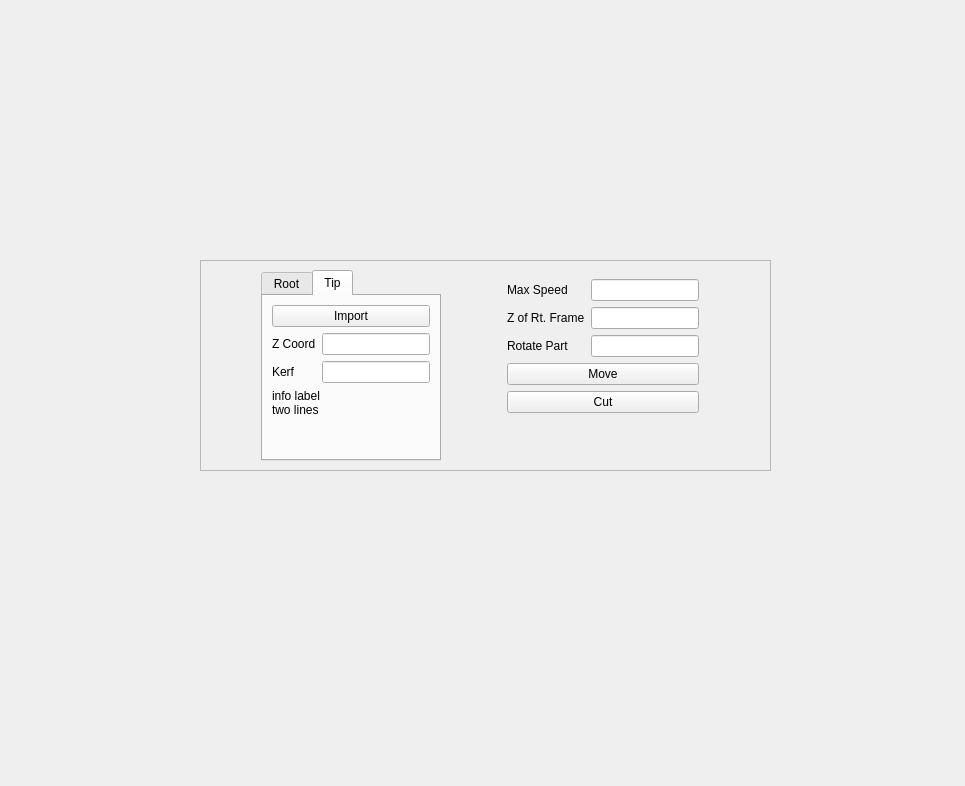
This is gui/playing.ui in mschafer/foamcut as Qt 5 draws it before an edit. The edited form follows.
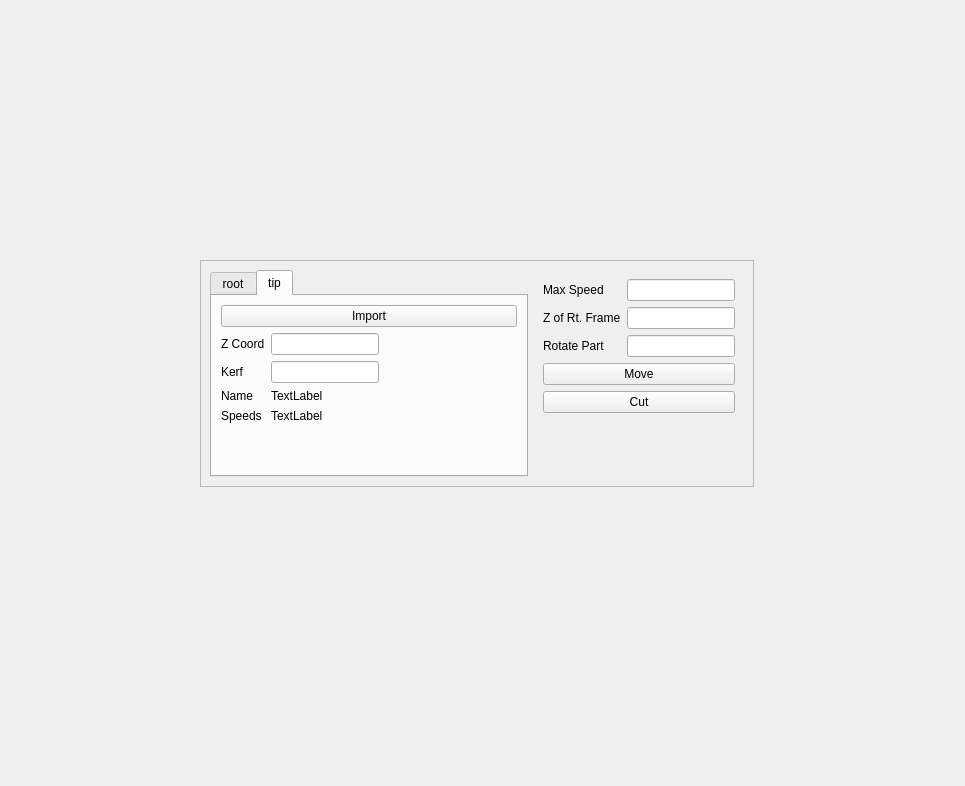
This is the edited form.

What changed in the file:
```diff
--- a/gui/playing.ui
+++ b/gui/playing.ui
@@ -18,8 +18,8 @@
     <rect>
      <x>200</x>
      <y>260</y>
-     <width>571</width>
-     <height>211</height>
+     <width>554</width>
+     <height>227</height>
     </rect>
    </property>
    <property name="sizePolicy">
@@ -36,21 +36,18 @@
    </property>
    <layout class="QHBoxLayout" name="horizontalLayout">
     <item>
-     <widget class="QTabWidget" name="tabWidget">
-      <property name="sizePolicy">
-       <sizepolicy hsizetype="Fixed" vsizetype="Expanding">
-        <horstretch>0</horstretch>
-        <verstretch>0</verstretch>
-       </sizepolicy>
+     <widget class="QTabWidget" name="shapes_tab">
+      <property name="contextMenuPolicy">
+       <enum>Qt::PreventContextMenu</enum>
       </property>
       <property name="currentIndex">
        <number>1</number>
       </property>
       <widget class="QWidget" name="tab">
        <attribute name="title">
-        <string>Root</string>
+        <string>root</string>
        </attribute>
-       <layout class="QVBoxLayout" name="verticalLayout">
+       <layout class="QVBoxLayout" name="verticalLayout_2">
         <item>
          <layout class="QFormLayout" name="formLayout_3">
           <item row="1" column="0">
@@ -101,13 +98,23 @@
       </widget>
       <widget class="QWidget" name="tab_2">
        <attribute name="title">
-        <string>Tip</string>
+        <string>tip</string>
        </attribute>
-       <layout class="QVBoxLayout" name="verticalLayout_2">
+       <layout class="QVBoxLayout" name="verticalLayout">
         <item>
-         <layout class="QFormLayout" name="formLayout">
+         <layout class="QFormLayout" name="formLayout_4">
+          <property name="fieldGrowthPolicy">
+           <enum>QFormLayout::FieldsStayAtSizeHint</enum>
+          </property>
+          <item row="0" column="0" colspan="2">
+           <widget class="QPushButton" name="tipImport_button">
+            <property name="text">
+             <string>Import</string>
+            </property>
+           </widget>
+          </item>
           <item row="1" column="0">
-           <widget class="QLabel" name="label">
+           <widget class="QLabel" name="label_5">
             <property name="text">
              <string>Z Coord</string>
             </property>
@@ -117,7 +124,7 @@
            <widget class="QLineEdit" name="tipZ_edit"/>
           </item>
           <item row="2" column="0">
-           <widget class="QLabel" name="label_2">
+           <widget class="QLabel" name="label_10">
             <property name="text">
              <string>Kerf</string>
             </property>
@@ -130,21 +137,31 @@
             </property>
            </widget>
           </item>
-          <item row="0" column="0" colspan="2">
-           <widget class="QPushButton" name="tipImport_button">
+          <item row="3" column="0">
+           <widget class="QLabel" name="label_12">
             <property name="text">
-             <string>Import</string>
+             <string>Name</string>
             </property>
            </widget>
           </item>
-          <item row="3" column="0" colspan="2">
-           <widget class="QLabel" name="tipInfo_label">
+          <item row="3" column="1">
+           <widget class="QLabel" name="tipName_label">
             <property name="text">
-             <string>info label
-two lines</string>
+             <string>TextLabel</string>
             </property>
-            <property name="wordWrap">
-             <bool>true</bool>
+           </widget>
+          </item>
+          <item row="4" column="0">
+           <widget class="QLabel" name="label_13">
+            <property name="text">
+             <string>Speeds</string>
+            </property>
+           </widget>
+          </item>
+          <item row="4" column="1">
+           <widget class="QLabel" name="tipSpeeds_label">
+            <property name="text">
+             <string>TextLabel</string>
             </property>
            </widget>
           </item>
```
Left out of the diff: 44 changed lines with no effect on the pictures.
